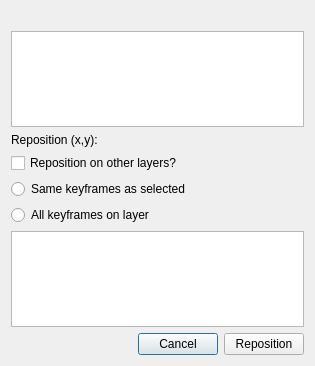
Qt form app/ui/repositionframesdialog.ui (pencil2d/pencil) before a commit.
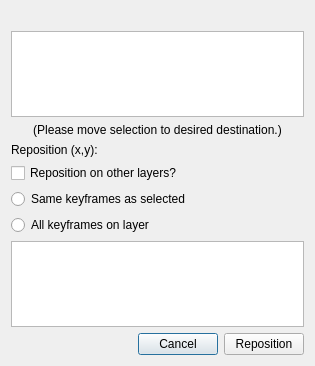
The same form after that commit.

Commit message: Merged master into branch. Redesign dialog slightly.

Patch:
```diff
--- a/app/ui/repositionframesdialog.ui
+++ b/app/ui/repositionframesdialog.ui
@@ -24,6 +24,19 @@
    <item>
     <widget class="QListWidget" name="listSelectedFrames"/>
    </item>
+   <item>
+    <widget class="QLabel" name="labInfo">
+     <property name="text">
+      <string>(Please move selection to desired destination.)</string>
+     </property>
+     <property name="alignment">
+      <set>Qt::AlignCenter</set>
+     </property>
+     <property name="wordWrap">
+      <bool>true</bool>
+     </property>
+    </widget>
+   </item>
    <item>
     <widget class="QLabel" name="labRepositioned">
      <property name="text">
```
The commit also changes 4 other files.
